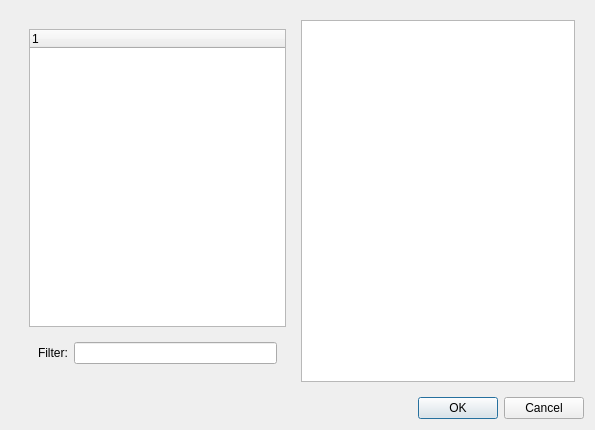
This is partselection.ui in libresilicon/qtflow as Qt 5 draws it before an edit. The edited form follows.
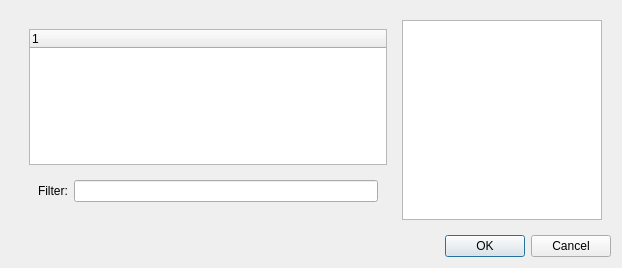
This is the edited form.

The edit to the form file:
```diff
--- a/partselection.ui
+++ b/partselection.ui
@@ -6,8 +6,8 @@
    <rect>
     <x>0</x>
     <y>0</y>
-    <width>595</width>
-    <height>430</height>
+    <width>622</width>
+    <height>267</height>
    </rect>
   </property>
   <property name="windowTitle">
@@ -49,7 +49,26 @@
        </widget>
       </item>
       <item>
-       <widget class="QGraphicsView" name="partPreview"/>
+       <widget class="QGraphicsView" name="partPreview">
+        <property name="minimumSize">
+         <size>
+          <width>200</width>
+          <height>200</height>
+         </size>
+        </property>
+        <property name="maximumSize">
+         <size>
+          <width>200</width>
+          <height>200</height>
+         </size>
+        </property>
+        <property name="baseSize">
+         <size>
+          <width>100</width>
+          <height>100</height>
+         </size>
+        </property>
+       </widget>
       </item>
      </layout>
     </widget>
```
Left out of the diff: 6 changed lines with no effect on the pictures.
